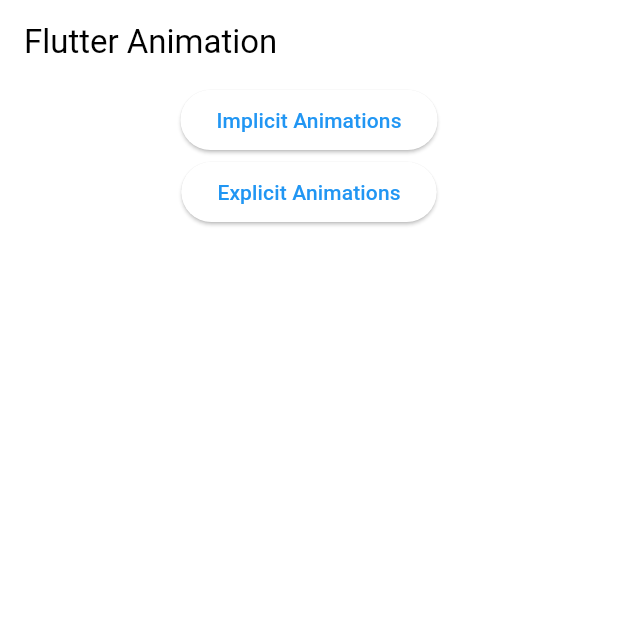
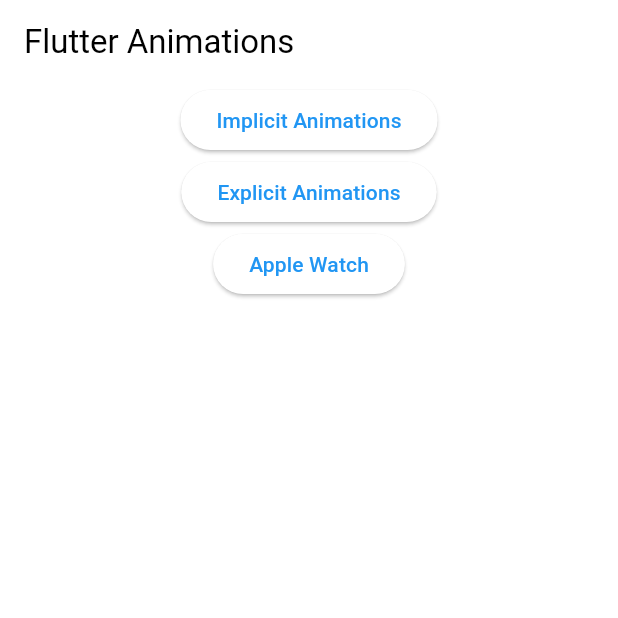
Before and after one commit to fluorjo/flutter_animation, a Flutter app: the screen it shows after launch, on a phone screen of 412 x 824 dp, the top half of it. Run offline on Flutter 3.47's test engine with Material 2 defaults, Android fonts, the phone set to English and light mode, and no system bars; missing offline and left inert: flutter_animations_masterclass.

```diff
--- a/lib/screens/menu_screen.dart
+++ b/lib/screens/menu_screen.dart
@@ -1,9 +1,10 @@
-import 'package:animation/screens/implicit_animations_screen.dart';
 import 'package:flutter/material.dart';
-import 'package:animation/screens/explicit_animations_screen.dart';
+import 'package:flutter_animations_masterclass/screens/apple_watch_screen.dart';
+import 'package:flutter_animations_masterclass/screens/explicit_animations_screen.dart';
+import 'package:flutter_animations_masterclass/screens/implicit_animations_screen.dart';
 
 class MenuScreen extends StatelessWidget {
-  const MenuScreen({Key? key}) : super(key: key);
+  const MenuScreen({super.key});
 
   void _goToPage(BuildContext context, Widget screen) {
     Navigator.push(
@@ -18,7 +19,7 @@ class MenuScreen extends StatelessWidget {
   Widget build(BuildContext context) {
     return Scaffold(
       appBar: AppBar(
-        title: const Text('Flutter Animation'),
+        title: const Text('Flutter Animations'),
       ),
       body: Center(
         child: Column(
@@ -41,6 +42,15 @@ class MenuScreen extends StatelessWidget {
               },
               child: const Text('Explicit Animations'),
             ),
+            ElevatedButton(
+              onPressed: () {
+                _goToPage(
+                  context,
+                  const AppleWatchScreen(),
+                );
+              },
+              child: const Text('Apple Watch'),
+            ),
           ],
         ),
       ),
```
